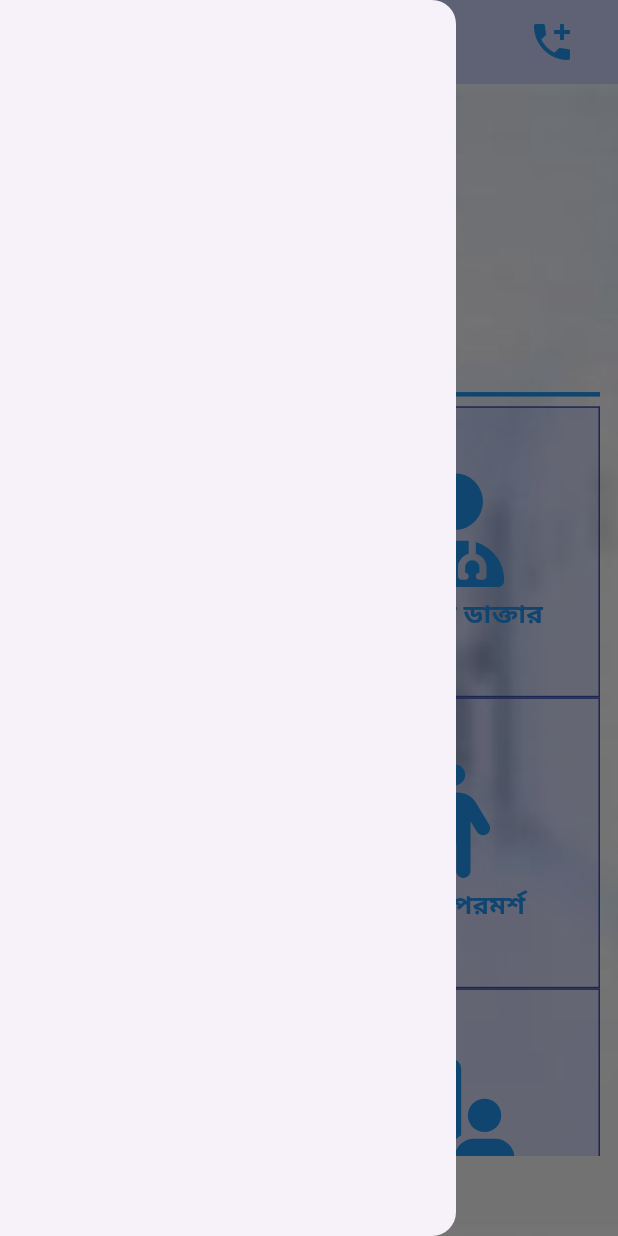
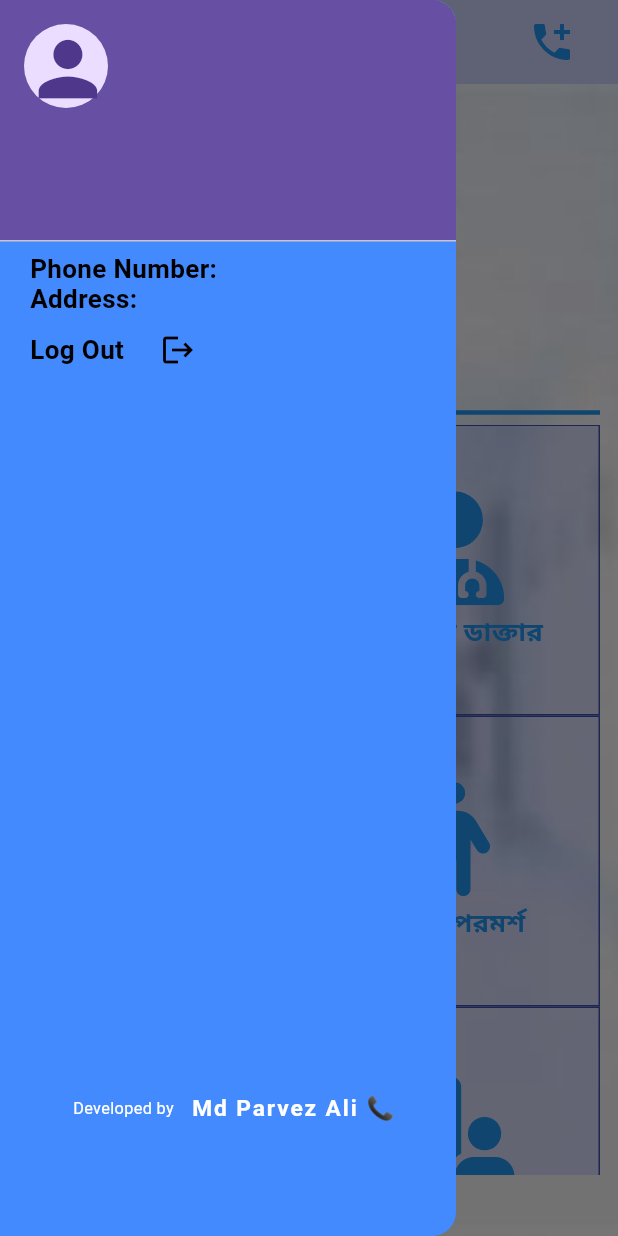
Before and after one commit to b-p-parvez89/d_scan, a Flutter app: the screen it shows once a user with an empty profile is signed in, in the side drawer, after a tap on "ভর্তি হন", on a phone screen of 412 x 824 dp. Run offline on Flutter 3.47's test engine with Material 3 defaults, Android fonts, the phone set to English and light mode, and no system bars; drawn by our look-alikes of carousel_slider; our stand-ins replace cloud_firestore, firebase_auth, firebase_core, flutter_screenutil, flutter_svg, get and 1 more; accounts and stored records are empty.

Commit message:
commite_one

```diff
--- a/lib/login_signin/auth_wrapper.dart
+++ b/lib/login_signin/auth_wrapper.dart
@@ -3,6 +3,7 @@ import 'package:d_scan/login_signin/login/log_in_page.dart';
 import 'package:d_scan/utils/colors/homepage_color.dart';
 import 'package:firebase_auth/firebase_auth.dart';
 import 'package:flutter/material.dart';
+import 'package:flutter_screenutil/flutter_screenutil.dart';
 
 import '../screen/home/homepage.dart';
 
@@ -23,7 +24,6 @@ class AuthenticationWrapper extends StatelessWidget {
           );
         } else {
           if (snapshot.hasData) {
-            // User is authenticated
             return FutureBuilder<DocumentSnapshot>(
               future:
                   _firestore.collection('users').doc(snapshot.data!.uid).get(),
@@ -41,13 +41,27 @@ class AuthenticationWrapper extends StatelessWidget {
                         ),
                       ),
                       Container(
-                        height: MediaQuery.of(context).size.height,
-                        width: MediaQuery.of(context).size.width,
-                        color: HomeColors.bgColor,
-                        child: Center(
-                          child: CircularProgressIndicator(),
-                        ),
-                      )
+                          height: MediaQuery.of(context).size.height,
+                          width: MediaQuery.of(context).size.width,
+                          color: HomeColors.bgColor,
+                          child: Column(
+                            mainAxisAlignment: MainAxisAlignment.center,
+                            crossAxisAlignment: CrossAxisAlignment.center,
+                            children: [
+                              Image.asset(
+                                'assets/main_logo.png',
+                                height: 150.h,
+                                width: 150.h,
+                              ),
+                              Text(
+                                "D SCAN HOSPITAL",
+                                style: TextStyle(
+                                    color: HomeColors.textColors,
+                                    fontSize: 24.sp,
+                                    fontWeight: FontWeight.bold),
+                              )
+                            ],
+                          ))
                     ],
                   ));
                 } else {
--- a/lib/login_signin/login/log_in_page.dart
+++ b/lib/login_signin/login/log_in_page.dart
@@ -1,5 +1,4 @@
 // ignore_for_file: unused_field, unused_local_variable
-
 import 'package:d_scan/screen/home/homepage.dart';
 import 'package:d_scan/utils/colors/homepage_color.dart';
 import 'package:flutter/material.dart';
@@ -17,7 +16,7 @@ class SignInPage extends StatefulWidget {
 
 class _SignInPageState extends State<SignInPage> {
   final GlobalKey<FormState> _formKey = GlobalKey<FormState>();
-  final TextEditingController _mobileNumberController = TextEditingController();
+  final TextEditingController _emailCOntroller = TextEditingController();
   final TextEditingController _passwordController = TextEditingController();
   final FirebaseAuth _auth = FirebaseAuth.instance;
   final FirebaseFirestore _firestore = FirebaseFirestore.instance;
@@ -26,26 +25,19 @@ class _SignInPageState extends State<SignInPage> {
   Future<void> _signIn() async {
     if (_formKey.currentState!.validate()) {
       try {
-        final UserCredential userCredential =
-            await FirebaseAuth.instance.signInWithEmailAndPassword(
-          email: _mobileNumberController.text
-              .trim(), // Use mobile number for sign-in
-          password: _passwordController.text.trim(),
-        );
-
-        final User? user = userCredential.user;
-
-        if (user != null) {
-          // Navigate to HomePage
-          Get.to(HomePage());
+        await _auth
+            .signInWithEmailAndPassword(
+                email: _emailCOntroller.text.trim(),
+                password: _passwordController.text.trim())
+            .then((value) => Get.to(HomePage()));
+        Get.to(HomePage());
+      } on FirebaseAuthException catch (e) {
+        if (e.code == 'user-not-found') {
+          print('user-not-found');
+        } else if (e.code == 'wrong-password') {
+          print('wrong password');
         }
-      } catch (e) {
-        ScaffoldMessenger.of(context).showSnackBar(
-          SnackBar(
-            content: Text('Incorrect Phone or Password'),
-          ),
-        );
-      }
+      } catch (e) {}
     }
   }
 
@@ -100,15 +92,15 @@ class _SignInPageState extends State<SignInPage> {
                                   color: HomeColors.textColors,
                                   fontSize: 18.sp,
                                   fontWeight: FontWeight.w400),
-                              controller: _mobileNumberController,
+                              controller: _emailCOntroller,
                               decoration: InputDecoration(
-                                  hintText: 'ইমেইল অথবা মোবাইল নাম্বার লিখুন',
+                                  hintText: 'ইমেইল লিখুন',
                                   border: OutlineInputBorder(
                                       borderRadius: BorderRadius.circular(15))),
                               keyboardType: TextInputType.emailAddress,
                               validator: (value) {
                                 if (value == null || value.isEmpty) {
-                                  return 'মোবাইল নাম্বার অথবা ইমেইল দিন';
+                                  return 'ইমেইল দিন';
                                 }
                                 return null;
                               },
--- a/lib/login_signin/sign_up/sign_up_page.dart
+++ b/lib/login_signin/sign_up/sign_up_page.dart
@@ -1,4 +1,3 @@
-import 'package:d_scan/login_signin/login/log_in_page.dart';
 import 'package:flutter/material.dart';
 import 'package:firebase_auth/firebase_auth.dart';
 import 'package:cloud_firestore/cloud_firestore.dart';
@@ -6,6 +5,7 @@ import 'package:flutter_screenutil/flutter_screenutil.dart';
 import 'package:get/get.dart';
 
 import '../../utils/colors/homepage_color.dart';
+import '../login/log_in_page.dart';
 
 class SignUpPage extends StatefulWidget {
   @override
@@ -17,40 +17,52 @@ class _SignUpPageState extends State<SignUpPage> {
   final FirebaseAuth _auth = FirebaseAuth.instance;
   final FirebaseFirestore _firestore = FirebaseFirestore.instance;
 
+  late String _name;
+  late String _address;
+  late String _phoneNumber;
   late String _email;
   late String _password;
-  late String _name;
-  late String _address;
-  late String _mobileNumber;
-  bool visiblepassword = true;
-  void _signUp() async {
+
+  bool _obscurePassword = true;
+
+  // void _togglePasswordVisibility() {
+  //   setState(() {
+  //     _obscurePassword = !_obscurePassword;
+  //   });
+  // }
+
+  Future<void> _signUp() async {
     if (_formKey.currentState!.validate()) {
       _formKey.currentState!.save();
       try {
-        UserCredential userCredential =
+        final UserCredential userCredential =
             await _auth.createUserWithEmailAndPassword(
           email: _email,
           password: _password,
         );
 
-        // Store user data in Firestore under their UID
-        await _firestore.collection('users').doc(userCredential.user!.uid).set({
+        final User? user = userCredential.user;
+        if (user != null) {
+          await _firestore.collection('users').doc(user.uid).set({
             'name': _name,
             'address': _address,
-          'mobileNumber': _mobileNumber,
-          'password': _password,
-          'email': _email
-        });
+            'phoneNumber': _phoneNumber,
+            'email': _email,
+            'password':_password
+          }).then((value) => Get.to(SignInPage()));
+
           Get.to(SignInPage());
           ScaffoldMessenger.of(context).showSnackBar(
             SnackBar(
               content: Text('Sign up successful!'),
             ),
           );
+        }
       } catch (e) {
+        print('Error signing up: $e');
         ScaffoldMessenger.of(context).showSnackBar(
           SnackBar(
-            content: Text('Failed to sign up: $e'),
+            content: Text('Failed to sign up. Please try again later.'),
           ),
         );
       }
@@ -155,7 +167,7 @@ class _SignUpPageState extends State<SignUpPage> {
                                 color: HomeColors.textColors,
                                 fontSize: 18.sp,
                                 fontWeight: FontWeight.w400),
-                            onSaved: (value) => _mobileNumber = value!,
+                            onSaved: (value) => _phoneNumber = value!,
                             decoration: InputDecoration(
                               hintText: 'মোবাইল নাম্বার লিখুন',
                               border: OutlineInputBorder(
@@ -211,17 +223,17 @@ class _SignUpPageState extends State<SignUpPage> {
                                 suffixIcon: IconButton(
                                     onPressed: () {
                                       setState(() {
-                                        if (visiblepassword == true) {
-                                          visiblepassword = false;
+                                        if (_obscurePassword == true) {
+                                          _obscurePassword = false;
                                         } else {
-                                          visiblepassword = true;
+                                          _obscurePassword = true;
                                         }
                                       });
                                     },
-                                    icon: visiblepassword == true
+                                    icon: _obscurePassword == true
                                         ? Icon(Icons.visibility_off)
                                         : Icon(Icons.visibility))),
-                            obscureText: visiblepassword,
+                            obscureText: _obscurePassword,
                             validator: (value) {
                               if (value == null || value.isEmpty) {
                                 return 'পাসওয়ার্ড দিন';
--- a/lib/screen/admision/my_admision.dart
+++ b/lib/screen/admision/my_admision.dart
@@ -114,7 +114,7 @@ class MYAddmishion extends StatelessWidget {
                             ),
                             SizedBox(height: 20),
                             Text(
-                              "আপনি এখন পর্যন্ত কোনো ভর্তি ক করেন নি!",
+                              "আপনি এখন পর্যন্ত কোনো ভর্তি করেন নি!",
                               style: TextStyle(
                                 fontSize: 20.sp,
                                 fontWeight: FontWeight.bold,
@@ -123,7 +123,7 @@ class MYAddmishion extends StatelessWidget {
                             ),
                             SizedBox(height: 20),
                             Text(
-                              "অনুগ্রহ করে আগে ভর্তি সম্পুর্ন করুন।   ভর্তি করতে নিচের বাটন এ ক্লিক করুন অথবা হোম পেজে ফেরত জান",
+                              "অনুগ্রহ করে আগে ভর্তি সম্পুর্ন করুন। ভর্তি করতে নিচের বাটন এ ক্লিক করুন অথবা হোম পেজে ফেরত জান",
                               textAlign: TextAlign.center,
                               style: TextStyle(
                                 fontSize: 16.sp,
--- /dev/null
+++ b/lib/screen/home/drawer.dart
@@ -0,0 +1,189 @@
+import 'package:d_scan/login_signin/login/log_in_page.dart';
+import 'package:d_scan/utils/colors/homepage_color.dart';
+import 'package:flutter/material.dart';
+import 'package:firebase_auth/firebase_auth.dart';
+import 'package:cloud_firestore/cloud_firestore.dart';
+import 'package:flutter_screenutil/flutter_screenutil.dart';
+import 'package:get/get.dart';
+import 'package:url_launcher/url_launcher.dart';
+
+class AppDrawer extends StatefulWidget {
+  @override
+  _AppDrawerState createState() => _AppDrawerState();
+}
+
+class _AppDrawerState extends State<AppDrawer> {
+  String _name = '';
+  String _phoneNumber = '';
+  String _email = '';
+  String _address = '';
+  bool _isLoading = false;
+  bool _hasError = false;
+
+  @override
+  void initState() {
+    super.initState();
+    _loadUserData();
+  }
+
+  Future<void> _loadUserData() async {
+    setState(() {
+      _isLoading = true;
+    });
+    try {
+      User? user = FirebaseAuth.instance.currentUser;
+      if (user != null) {
+        DocumentSnapshot userData = await FirebaseFirestore.instance
+            .collection('users')
+            .doc(user.uid)
+            .get();
+        setState(() {
+          _name = userData['name'];
+          _phoneNumber = userData['phoneNumber'];
+          _email = userData['email'];
+          _address = userData['address'];
+          _isLoading = false;
+        });
+      }
+    } catch (error) {
+      print('Error fetching user data: $error');
+    }
+  }
+
+  Future<void> _logout() async {
+    try {
+      await FirebaseAuth.instance.signOut();
+
+      Get.to(SignInPage());
+    } catch (e) {
+      print('Error logging out: $e');
+    }
+  }
+
+  @override
+  Widget build(BuildContext context) {
+    return Drawer(
+      backgroundColor: Colors.blueAccent,
+      child: ListView(
+        padding: EdgeInsets.zero,
+        children: <Widget>[
+          UserAccountsDrawerHeader(
+            currentAccountPictureSize: Size.square(56),
+            currentAccountPicture: CircleAvatar(
+              child: Icon(
+                Icons.person,
+                size: 54.sp,
+              ),
+            ),
+            accountName: _isLoading || _hasError
+                ? Text('Loading...')
+                : Text(
+                    _name,
+                    style: TextStyle(
+                        color: HomeColors.white,
+                        fontWeight: FontWeight.bold,
+                        fontSize: 24.sp),
+                  ),
+            accountEmail: _isLoading || _hasError
+                ? Text('')
+                : Text(
+                    _email,
+                    style: TextStyle(
+                        color: HomeColors.white,
+                        fontWeight: FontWeight.bold,
+                        fontSize: 18.sp),
+                  ),
+          ),
+          _isLoading
+              ? Center(child: CircularProgressIndicator())
+              : _hasError
+                  ? ListTile(
+                      title: Text('Error fetching user data'),
+                    )
+                  : Container(
+                      height: MediaQuery.of(context).size.height - 200,
+                      child: Column(
+                        mainAxisAlignment: MainAxisAlignment.spaceBetween,
+                        children: [
+                          Container(
+                            padding: EdgeInsets.only(left: 20),
+                            child: Column(
+                              crossAxisAlignment: CrossAxisAlignment.start,
+                              children: [
+                                Text(
+                                  'Phone Number: $_phoneNumber',
+                                  style: TextStyle(
+                                      color: HomeColors.textColors,
+                                      fontWeight: FontWeight.bold,
+                                      fontSize: 16.sp),
+                                ),
+                                Text(
+                                  'Address: $_address',
+                                  style: TextStyle(
+                                      color: HomeColors.textColors,
+                                      fontWeight: FontWeight.bold,
+                                      fontSize: 16.sp),
+                                ),
+                                Row(
+                                  children: [
+                                    Text(
+                                      "Log Out",
+                                      style: TextStyle(
+                                          color: HomeColors.textColors,
+                                          fontWeight: FontWeight.bold,
+                                          fontSize: 16.sp),
+                                    ),
+                                    SizedBox(
+                                      width: 12,
+                                    ),
+                                    IconButton(
+                                        onPressed: _logout,
+                                        icon: Icon(
+                                          Icons.logout,
+                                          color: Colors.black,
+                                          weight: 500,
+                                        ))
+                                  ],
+                                ),
+                              ],
+                            ),
+                          ),
+                          Container(
+                            padding: EdgeInsets.only(bottom: 30, left: 20),
+                            child: Row(
+                              mainAxisAlignment: MainAxisAlignment.center,
+                              children: [
+                                Text(
+                                  "Developed by",
+                                  style: TextStyle(
+                                      color: Colors.white,
+                                      fontSize: 10.sp,
+                                      fontWeight: FontWeight.normal),
+                                ),
+                                TextButton(
+                                    onPressed: () async {
+                                      final url = 'tel:8801313561457';
+                                      if (await canLaunchUrl(Uri.parse(url))) {
+                                        await launchUrl(Uri.parse(url));
+                                      } else {
+                                        throw 'Could not launch $url';
+                                      }
+                                    },
+                                    child: Text(
+                                      "Md Parvez Ali 📞",
+                                      style: TextStyle(
+                                          color: Colors.white,
+                                          fontSize: 14.sp,
+                                          fontWeight: FontWeight.bold),
+                                    ))
+                              ],
+                            ),
+                          )
+                        ],
+                      ),
+                    ),
+        ],
+      ),
+    );
+  }
+}
--- a/lib/screen/home/homepage.dart
+++ b/lib/screen/home/homepage.dart
@@ -1,3 +1,4 @@
+import 'package:d_scan/screen/home/drawer.dart';
 import 'package:d_scan/screen/home/sectionGrid.dart';
 import 'package:flutter/material.dart';
 import 'package:flutter_screenutil/flutter_screenutil.dart';
@@ -15,7 +16,7 @@ class HomePage extends StatelessWidget {
     String bgImage = "assets/photo/bgimage.jpg";
 
     return Scaffold(
-      drawer: Drawer(),
+      drawer: AppDrawer(),
       appBar: AppBar(
         backgroundColor: HomeColors.appBarbgColor,
         title: Text(
--- a/lib/screen/my_appointment/up_coming_booking.dart
+++ b/lib/screen/my_appointment/up_coming_booking.dart
@@ -2,8 +2,6 @@ import 'package:d_scan/utils/colors/homepage_color.dart';
 import 'package:flutter/material.dart';
 import 'package:cloud_firestore/cloud_firestore.dart';
 import 'package:firebase_auth/firebase_auth.dart';
-import 'package:flutter/widgets.dart';
-
 import 'package:flutter_screenutil/flutter_screenutil.dart';
 import 'package:get/get.dart';
 import 'package:intl/intl.dart';
--- a/lib/widgets/image_slider.dart
+++ b/lib/widgets/image_slider.dart
@@ -35,7 +35,7 @@ class ImageSlider extends StatelessWidget {
         return CarouselSlider(
           options: CarouselOptions(
             autoPlay: true,
-            aspectRatio: 16 / 7.5,
+            aspectRatio: 16 / 8,
             enlargeCenterPage: true,
           ),
           items: imageUrls.map((url) {
--- a/pubspec.yaml
+++ b/pubspec.yaml
@@ -24,6 +24,7 @@ dependencies:
   firebase_auth: ^4.17.9
   url_launcher:
   carousel_slider: ^4.2.1
+  image_picker: ^1.0.7
 dev_dependencies:
   flutter_test:
     sdk: flutter
```
Also changed, not shown: lib/test.dart (+12 -129 lines), pubspec.lock, 6 other files. Lines whose indentation alone changed are shown as unchanged.
